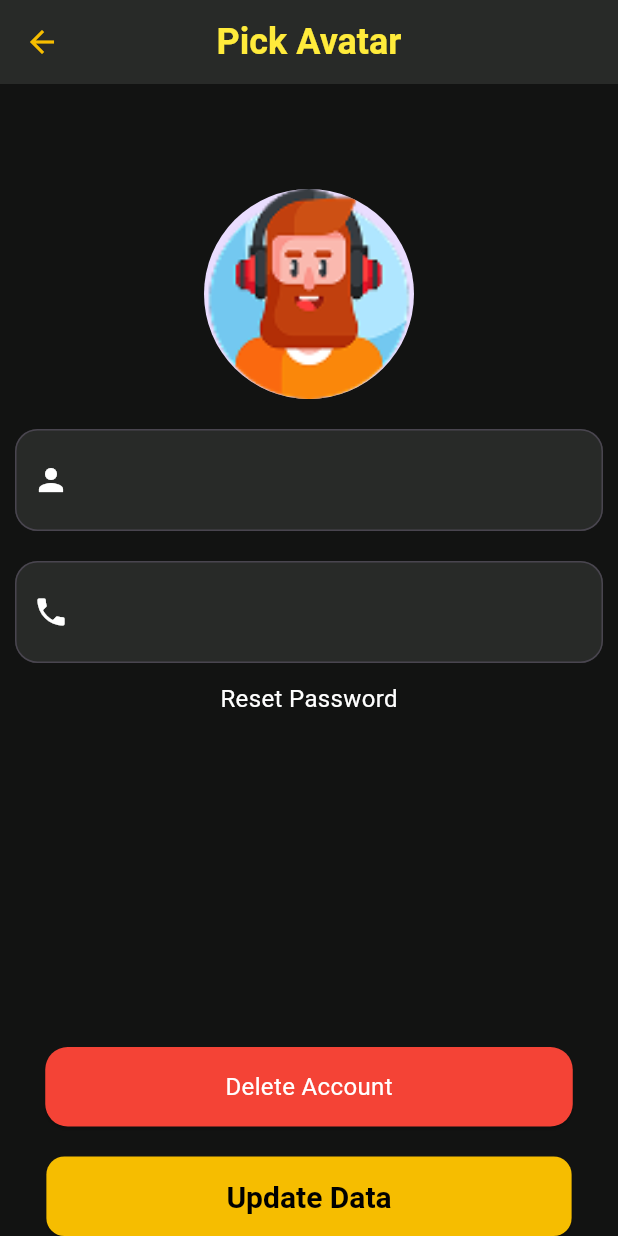
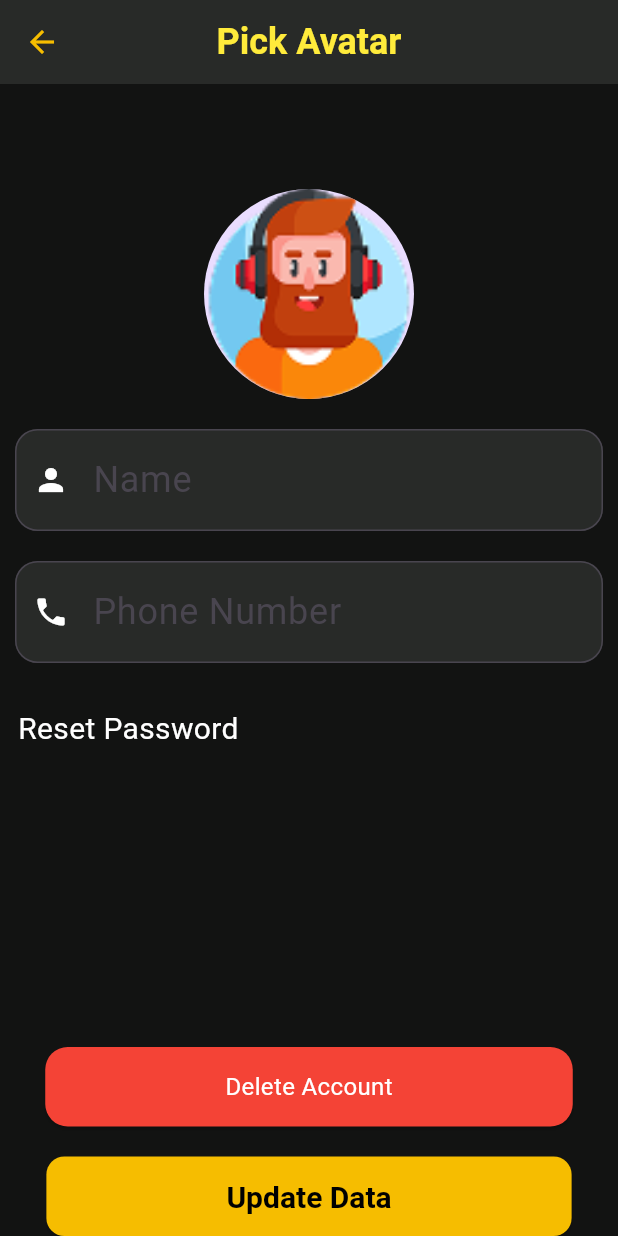
Before and after one commit to Reem-hossam/Movies, a Flutter app: the UpdateProfileScreen screen opened by its route, on a phone screen of 412 x 824 dp. Run offline on Flutter 3.47's test engine with Material 3 defaults, Android fonts, the phone set to English and light mode, and no system bars; our stand-ins replace cached_network_image, carousel_slider, cloud_firestore, easy_localization, firebase_auth, firebase_core and 6 more; accounts and stored records are empty; network calls fail.

Commit message:
edit profile

```diff
--- a/lib/home/tabs/profile tab/edit profile.dart
+++ b/lib/home/tabs/profile tab/edit profile.dart
@@ -1,7 +1,11 @@
 import 'package:flutter/material.dart';
+import 'package:movies_app/Login%20Screen/forget_password.dart';
+import 'package:movies_app/firebase/firebase_manager.dart';
+
 
 class UpdateProfileScreen extends StatefulWidget {
-  static const String routeName="UpdateProfileScreen";
+  static const String routeName = "UpdateProfileScreen";
+
   @override
   _UpdateProfileScreenState createState() => _UpdateProfileScreenState();
 }
@@ -19,10 +23,57 @@ class _UpdateProfileScreenState extends State<UpdateProfileScreen> {
     "assets/images/avatar9.png",
   ];
   TextEditingController nameController = TextEditingController();
-  TextEditingController passwordController = TextEditingController();
+  TextEditingController phoneController = TextEditingController();
+  String selectedAvatar = "assets/images/avatar1.png";
 
+  @override
+  void initState() {
+    super.initState();
+    loadUserData();
+  }
 
-  String selectedAvatar = "assets/images/avatar1.png";
+  void loadUserData() async {
+    var user = await FirebaseManager.readUser();
+    if (user != null) {
+      setState(() {
+        nameController.text = user.name;
+        phoneController.text = user.phoneNumber;
+        selectedAvatar = user.avatar;
+      });
+    }
+  }
+
+  void updateProfile() async {
+    try {
+      await FirebaseManager.updateUser(
+        nameController.text,
+        selectedAvatar,
+        phoneController.text, // ✅ تحديث رقم الهاتف في Firebase
+      );
+      ScaffoldMessenger.of(context).showSnackBar(
+        SnackBar(content: Text("Profile Updated Successfully!")),
+      );
+    } catch (e) {
+      ScaffoldMessenger.of(context).showSnackBar(
+        SnackBar(content: Text("Failed to update profile")),
+      );
+    }
+  }
+
+  void deleteAccount() async {
+    try {
+      await FirebaseManager.deleteUserAccount();
+      ScaffoldMessenger.of(context).showSnackBar(
+        SnackBar(content: Text("Account Deleted Successfully!")),
+      );
+      Navigator.pushReplacementNamed(context, "/login");
+    } catch (e) {
+      ScaffoldMessenger.of(context).showSnackBar(
+        SnackBar(content: Text("Failed to delete account")),
+      );
+    }
+  }
+
   void AvatarSelection(BuildContext context) {
     showModalBottomSheet(
       context: context,
@@ -33,8 +84,7 @@ class _UpdateProfileScreenState extends State<UpdateProfileScreen> {
       builder: (context) {
         return Padding(
           padding: const EdgeInsets.all(19),
-          child:
-              SingleChildScrollView(
+          child: SingleChildScrollView(
             child: GridView.builder(
               shrinkWrap: true,
               gridDelegate: SliverGridDelegateWithFixedCrossAxisCount(
@@ -52,11 +102,12 @@ class _UpdateProfileScreenState extends State<UpdateProfileScreen> {
                   },
                   child: Container(
                     decoration: BoxDecoration(
-                          color: selectedAvatar ==avatars[index]?Color.fromRGBO(246, 189, 0, 0.56)
+                      color: selectedAvatar == avatars[index]
+                          ? Color.fromRGBO(246, 189, 0, 0.56)
                           : Colors.transparent,
                       border: Border.all(
                         color: Color.fromRGBO(246, 189, 0, 1),
-                            width:1,
+                        width: 1,
                       ),
                       borderRadius: BorderRadius.circular(20),
                     ),
@@ -71,17 +122,15 @@ class _UpdateProfileScreenState extends State<UpdateProfileScreen> {
     );
   }
 
-
   @override
   Widget build(BuildContext context) {
     return Scaffold(
       appBar: AppBar(
-        title: Text("Pick Avatar",style:TextStyle(color:Colors.yellow),),
+        title: Text("Pick Avatar", style: TextStyle(color: Colors.yellow)),
         centerTitle: true,
       ),
       body: Center(
         child: Column(
-
           children: [
             SizedBox(height: 70),
             GestureDetector(
@@ -97,10 +146,14 @@ class _UpdateProfileScreenState extends State<UpdateProfileScreen> {
               child: TextField(
                 controller: nameController,
                 decoration: InputDecoration(
-                  prefixIcon: Icon(Icons.person,color: Theme.of(context).inputDecorationTheme.iconColor,),
+                  prefixIcon: Icon(
+                    Icons.person,
+                    color: Theme.of(context).inputDecorationTheme.iconColor,
+                  ),
                   border: OutlineInputBorder(
                     borderRadius: BorderRadius.circular(15),
-                  )
+                  ),
+                  labelText: "Name",
                 ),
               ),
             ),
@@ -108,40 +161,65 @@ class _UpdateProfileScreenState extends State<UpdateProfileScreen> {
             Padding(
               padding: const EdgeInsets.symmetric(horizontal: 10.0),
               child: TextField(
-                controller: passwordController,
+                controller: phoneController,
+                keyboardType: TextInputType.phone,
                 decoration: InputDecoration(
-                  prefixIcon: Icon(Icons.phone,color: Theme.of(context).inputDecorationTheme.iconColor,),
+                  prefixIcon: Icon(
+                    Icons.phone,
+                    color: Theme.of(context).inputDecorationTheme.iconColor,
+                  ),
+                  border: OutlineInputBorder(
+                    borderRadius: BorderRadius.circular(15),
+                  ),
+                  labelText: "Phone Number",
                 ),
               ),
             ),
+            SizedBox(height: 20),
             TextButton(
-              onPressed: () {},
-              child: Text("Reset Password",style: Theme.of(context).textTheme.bodyMedium,),
+              onPressed: () {
+                Navigator.pushReplacementNamed(
+                    context, ForgetPassword.routeName);
+              },
+              child: Container(
+                alignment: Alignment.topLeft,
+                child: Text(
+                  "Reset Password",
+                  style: Theme.of(context).textTheme.bodyMedium!.copyWith(
+                    fontSize: 20,
+                    fontWeight: FontWeight.w400,
+                  ),
+                ),
+              ),
             ),
             Spacer(),
             ElevatedButton(
-              onPressed: () {},
+              onPressed: deleteAccount,
               style: ElevatedButton.styleFrom(
-                padding: EdgeInsets.symmetric(horizontal: 120,vertical: 15),
+                padding: EdgeInsets.symmetric(horizontal: 120, vertical: 15),
                 backgroundColor: Colors.red,
                 shape: RoundedRectangleBorder(
-                      borderRadius: BorderRadius.circular(15))),
-              child: Text("Delete Account",style:Theme.of(context).textTheme.bodyMedium,),
+                  borderRadius: BorderRadius.circular(15),
                 ),
-            SizedBox(height:20),
+              ),
+              child: Text("Delete Account",
+                  style: Theme.of(context).textTheme.bodyMedium),
+            ),
+            SizedBox(height: 20),
             ElevatedButton(
-              onPressed: () {},
+              onPressed: updateProfile,
               style: ElevatedButton.styleFrom(
-                  padding: EdgeInsets.symmetric(horizontal: 120,vertical: 15),
+                padding: EdgeInsets.symmetric(horizontal: 120, vertical: 15),
                 backgroundColor: Theme.of(context).primaryColor,
                 shape: RoundedRectangleBorder(
-                      borderRadius: BorderRadius.circular(12))),
-              child: Text("Update Data",),
-            )
-        ]
+                  borderRadius: BorderRadius.circular(12),
                 ),
               ),
-
+              child: Text("Update Data"),
+            ),
+          ],
+        ),
+      ),
     );
   }
 }
--- a/lib/home/tabs/profile tab/profile_tab.dart
+++ b/lib/home/tabs/profile tab/profile_tab.dart
@@ -6,7 +6,6 @@ import 'package:movies_app/home/tabs/profile%20tab/watch%20list.dart';
 import 'package:movies_app/providers/user_provider.dart';
 import 'package:shared_preferences/shared_preferences.dart';
 import 'package:provider/provider.dart';
-import '../../home.dart';
 import 'History screen.dart';
 
 class ProfileTab extends StatefulWidget {
@@ -24,7 +23,9 @@ class _ProfileTabState extends State<ProfileTab> {
     super.initState();
     loadWatchListCount();
     loadHistoryListCount();
+
   }
+
 
   Future<void> loadWatchListCount() async {
     final prefs = await SharedPreferences.getInstance();
--- a/lib/providers/user_provider.dart
+++ b/lib/providers/user_provider.dart
@@ -20,12 +20,13 @@ class UserProvider extends ChangeNotifier {
     userModel = await FirebaseManager.readUser();
     notifyListeners();
   }
-  Future<void> updateUser(String name, String avatar) async {
+  Future<void> updateUser(String name, String avatar,phoneNumber) async {
     if (firebaseUser == null)
       return;
-    await FirebaseManager.updateUser(name, avatar);
+    await FirebaseManager.updateUser(name, avatar, phoneNumber);
     userModel?.name = name;
     userModel?.avatar = avatar;
+    userModel?.phoneNumber = phoneNumber;
     notifyListeners();
   }
 }
```
Also changed, not shown: lib/firebase/firebase_manager.dart (+16 -7 lines). Lines whose indentation alone changed are shown as unchanged.
